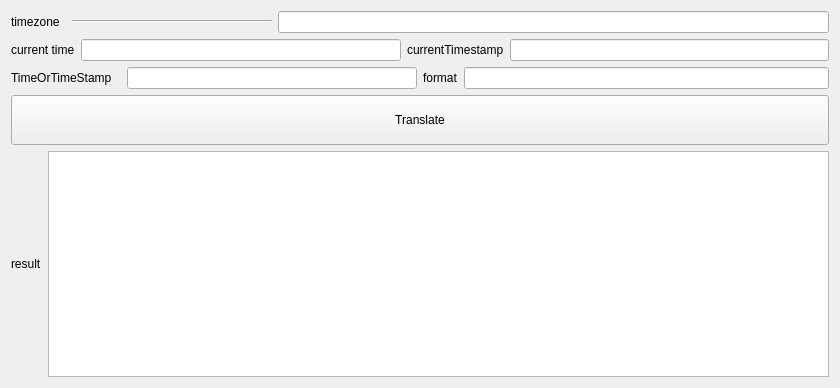
Before: the Qt Designer form generated/timestamp.ui in Tinnikx/util, drawn with Qt 5.
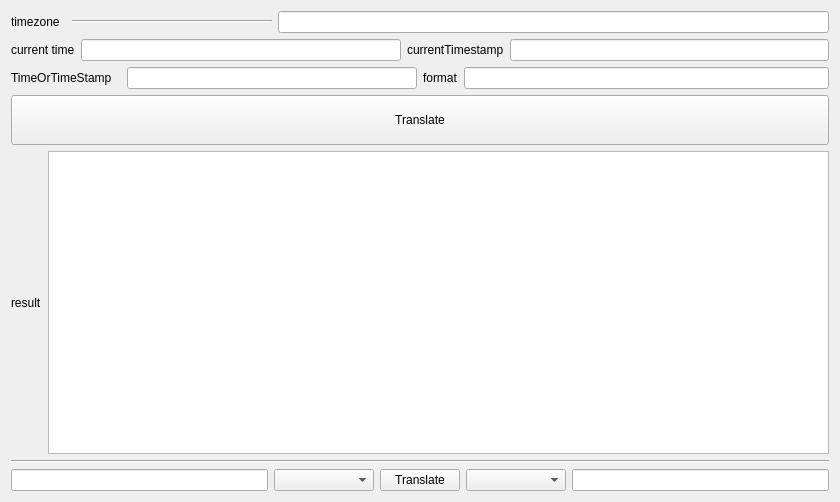
After: the same form once the commit is applied.

Commit message: fix timestamp translator

The edit to the form file:
```diff
--- a/generated/timestamp.ui
+++ b/generated/timestamp.ui
@@ -7,13 +7,13 @@
     <x>0</x>
     <y>0</y>
     <width>840</width>
-    <height>388</height>
+    <height>502</height>
    </rect>
   </property>
   <property name="windowTitle">
    <string>Timestamp</string>
   </property>
-  <layout class="QHBoxLayout" name="horizontalLayout_7">
+  <layout class="QVBoxLayout" name="verticalLayout_4">
    <item>
     <layout class="QVBoxLayout" name="verticalLayout_3">
      <item>
@@ -173,6 +173,54 @@
      </item>
     </layout>
    </item>
+   <item>
+    <widget class="Line" name="line_3">
+     <property name="orientation">
+      <enum>Qt::Horizontal</enum>
+     </property>
+    </widget>
+   </item>
+   <item>
+    <layout class="QHBoxLayout" name="horizontalLayout_7">
+     <item>
+      <widget class="QLineEdit" name="lineEdit"/>
+     </item>
+     <item>
+      <widget class="QComboBox" name="comboBox">
+       <property name="minimumSize">
+        <size>
+         <width>100</width>
+         <height>0</height>
+        </size>
+       </property>
+      </widget>
+     </item>
+     <item>
+      <widget class="QPushButton" name="translate2">
+       <property name="text">
+        <string>Translate</string>
+       </property>
+      </widget>
+     </item>
+     <item>
+      <widget class="QComboBox" name="comboBox_2">
+       <property name="minimumSize">
+        <size>
+         <width>100</width>
+         <height>0</height>
+        </size>
+       </property>
+      </widget>
+     </item>
+     <item>
+      <widget class="QLineEdit" name="lineEdit_2">
+       <property name="readOnly">
+        <bool>true</bool>
+       </property>
+      </widget>
+     </item>
+    </layout>
+   </item>
   </layout>
  </widget>
  <resources/>
```
The commit also changes 6 other files.
